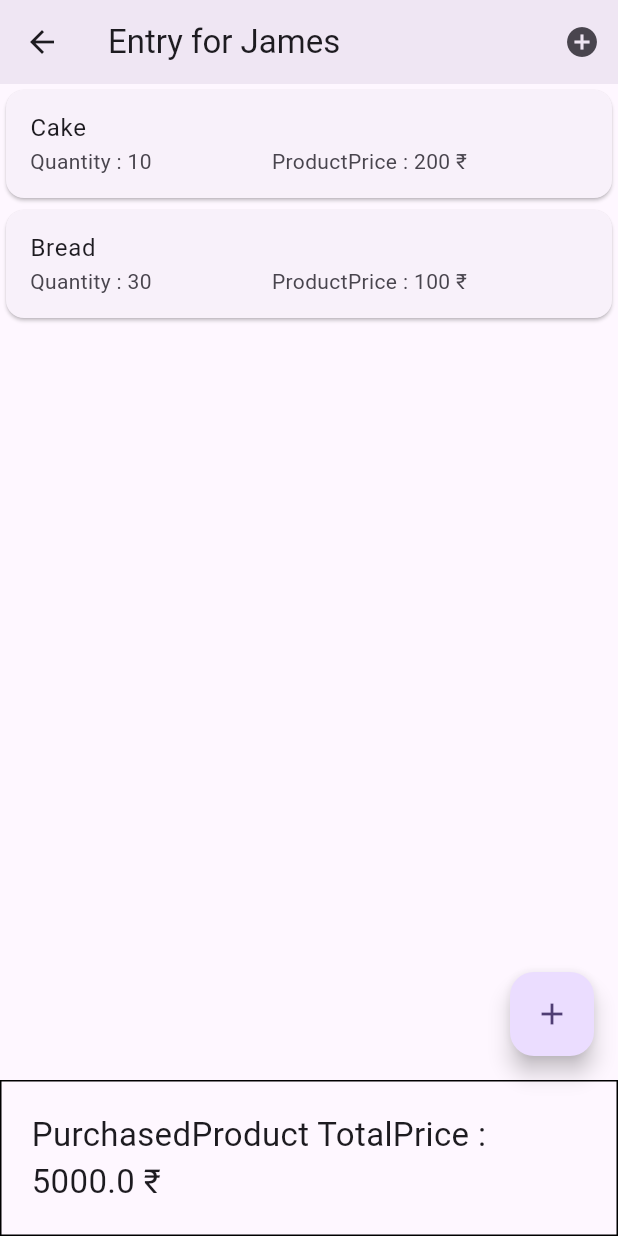
After one commit to tulsi1729/QuickBill, a Flutter app: the ViewCustomers screen opened directly, after a tap on the "delete" icon, after a tap on "James", on a phone screen of 412 x 824 dp. The commit adds this screen. Run offline on Flutter 3.47's test engine with Material 3 defaults, Android fonts, the phone set to English and light mode, and no system bars; our stand-ins replace flutter_riverpod; generated files the repository leaves out were written again.

Commit message:
Customers All Functionality

```diff
--- a/lib/src/categories/presentation/view_categories_notifier.dart
+++ b/lib/src/categories/presentation/view_categories_notifier.dart
@@ -7,9 +7,8 @@ class ViewCategoriesNotifier extends Notifier<List<Category>> {
   @override
   List<Category> build() {
     return <Category>[
-      Category(guid: '1', name: "Cake"),
-      Category(guid: '2', name: "Bread"),
-      Category(guid: '3', name: "Pau"),
+      Category(guid: '1', name: "Birthday Cake"),
+      Category(guid: '2', name: "Marriage Cake"),
     ];
   }
 
--- a/lib/src/customers/presentation/view_customers.dart
+++ b/lib/src/customers/presentation/view_customers.dart
@@ -3,6 +3,7 @@ import 'package:flutter_riverpod/flutter_riverpod.dart';
 import 'package:quick_bill/src/customers/models/customer.dart';
 import 'package:quick_bill/src/customers/presentation/add_customer.dart';
 import 'package:quick_bill/src/customers/presentation/view_customers_notifier.dart';
+import 'package:quick_bill/src/entry/entry.dart';
 import 'package:quick_bill/src/localization/app_localizations_context.dart';
 
 class ViewCustomers extends ConsumerWidget {
@@ -12,19 +13,16 @@ class ViewCustomers extends ConsumerWidget {
   Widget build(BuildContext context, WidgetRef ref) {
     List<Customer> customers = ref.watch(customersProvider);
     return Scaffold(
-      floatingActionButton: FloatingActionButton(
-        onPressed: () {
-          Navigator.push(
-            context,
-            MaterialPageRoute(builder: (context) => const AddCustomer()),
-          );
-        },
-        child: const Icon(Icons.add_box),
-      ),
       appBar: AppBar(
         title: Text(context.l10n.viewCustomersTitle),
         elevation: 5,
       ),
+      floatingActionButton: FloatingActionButton(
+          onPressed: () {
+            Navigator.push(context,
+                MaterialPageRoute(builder: (context) => const AddCustomer()));
+          },
+          child: const Icon(Icons.add)),
       body: Padding(
         padding: const EdgeInsets.all(8.0),
         child: Center(
@@ -35,6 +33,13 @@ class ViewCustomers extends ConsumerWidget {
                   itemBuilder: (context, index) {
                     return Card(
                       child: ListTile(
+                        onTap: () {
+                          Navigator.push(
+                              context,
+                              MaterialPageRoute(
+                                  builder: (context) => Entry(
+                                      customerName: customers[index].name)));
+                        },
                         title: Text(
                           customers[index].name,
                           style: const TextStyle(fontSize: 30),
@@ -51,10 +56,10 @@ class ViewCustomers extends ConsumerWidget {
                                 String message = "";
                                 if (isDeleteDone) {
                                   message = context
-                                      .l10n.categoryRequiredMessageDelete;
+                                      .l10n.customerRequiredMessageDelete;
                                 } else {
                                   message = context
-                                      .l10n.categoryRequiredMessageNotDelete;
+                                      .l10n.customerRequiredMessageNotDelete;
                                 }
 
                                 SnackBar snackBar =
@@ -77,6 +82,18 @@ class ViewCustomers extends ConsumerWidget {
                               },
                               icon: const Icon(Icons.edit),
                             ),
+                            // IconButton(
+                            //   onPressed: () {
+                            //     Navigator.push(
+                            //       context,
+                            //       MaterialPageRoute(
+                            //           builder: (context) => AddEntry(
+                            //                 customerName: customers[index].name,
+                            //               )),
+                            //     );
+                            //   },
+                            //   icon: const Icon(Icons.add_box_sharp),
+                            // ),
                           ],
                         ),
                       ),
--- a/lib/src/customers/presentation/view_customers_notifier.dart
+++ b/lib/src/customers/presentation/view_customers_notifier.dart
@@ -4,7 +4,12 @@ import 'package:quick_bill/src/customers/models/customer.dart';
 class ViewCustomersNotifier extends Notifier<List<Customer>> {
   @override
   List<Customer> build() {
-    return const <Customer>[];
+    return const <Customer>[
+      Customer(guid: "1", name: "Tom"),
+      Customer(guid: "2", name: "James"),
+      Customer(guid: "3", name: "Jack"),
+      Customer(guid: "4", name: "Leo"),
+    ];
   }
 
   void add(Customer newCustomer) {
@@ -23,9 +28,11 @@ class ViewCustomersNotifier extends Notifier<List<Customer>> {
   }
 
   bool delete(Customer customer) {
-    bool deleted = state.remove(customer);
+    List<Customer> temp = [...state];
+    bool isDeleted = temp.remove(customer);
+    state = temp;
     state = [...state];
-    return deleted;
+    return isDeleted;
   }
 }
 
--- /dev/null
+++ b/lib/src/entry/entry.dart
@@ -0,0 +1,87 @@
+import 'package:flutter/cupertino.dart';
+import 'package:flutter/material.dart';
+import 'package:flutter/widgets.dart';
+import 'package:flutter_riverpod/flutter_riverpod.dart';
+import 'package:quick_bill/src/categories/presentation/product_price.dart';
+import 'package:quick_bill/src/entry/add_entry.dart';
+import 'package:quick_bill/src/entry/model/purched_product.dart';
+import 'package:quick_bill/src/entry/presentation/entry_notifier.dart';
+
+class Entry extends ConsumerStatefulWidget {
+  const Entry({super.key, required this.customerName});
+  final String customerName;
+
+  @override
+  ConsumerState<Entry> createState() => EntryState();
+}
+
+class EntryState extends ConsumerState<Entry> {
+  @override
+  Widget build(BuildContext context) {
+    List<PurchasedProduct> purchasedProduct = ref.watch(entryProvider);
+    return Scaffold(
+      appBar: AppBar(
+        title: Text("Entry for ${widget.customerName} "),
+        elevation: 5,
+        actions: [
+          IconButton(
+              onPressed: () {
+                Navigator.push(
+                    context,
+                    MaterialPageRoute(
+                        builder: (context) =>
+                            ProductPrice(customerName: widget.customerName)));
+              },
+              icon: const Icon(Icons.add_circle))
+        ],
+      ),
+      body: Column(
+        children: [
+          Flexible(
+            child: ListView.builder(
+                itemCount: purchasedProduct.length,
+                itemBuilder: ((context, index) {
+                  return Card(
+                    child: ListTile(
+                      title: Text(purchasedProduct[index].productName),
+                      subtitle: Row(
+                        children: [
+                          Text(
+                            'Quantity : ${purchasedProduct[index].quantity}',
+                          ),
+                          const SizedBox(
+                            width: 80,
+                          ),
+                          Text(
+                              'ProductPrice : ${purchasedProduct[index].productPrice.toString()} ₹'),
+                        ],
+                      ),
+                    ),
+                  );
+                })),
+          )
+        ],
+      ),
+      bottomNavigationBar: Container(
+        padding: const EdgeInsets.all(20.0),
+        decoration: BoxDecoration(
+          border: Border.all(),
+        ),
+        child: Text(
+          "PurchasedProduct TotalPrice : ${ref.read(entryProvider).map((product) => product.productPrice * product.quantity).fold(0.0, (previousValue, element) => previousValue + element)} ₹",
+          style: const TextStyle(fontSize: 22),
+        ),
+      ),
+      floatingActionButton: FloatingActionButton(
+          onPressed: () {
+            Navigator.push(
+                context,
+                MaterialPageRoute(
+                    builder: (context) => AddEntry(
+                          customerName: widget.customerName,
+                        )));
+          },
+          child: const Icon(Icons.add)),
+    );
+  }
+}
--- /dev/null
+++ b/lib/src/entry/model/buying_product.dart
@@ -0,0 +1,12 @@
+import 'package:quick_bill/src/products/models/product.dart';
+
+class BuyingProduct extends Product {
+  final int quantity;
+  BuyingProduct({required this.quantity, required Product p})
+      : super(
+          guid: p.guid,
+          name: p.name,
+          price: p.price,
+          categoryGuid: p.categoryGuid,
+        );
+}
--- /dev/null
+++ b/lib/src/entry/model/purched_product.dart
@@ -0,0 +1,11 @@
+class PurchasedProduct {
+  final String customerGuid;
+  final String productName;
+  final int quantity;
+  final int productPrice;
+  const PurchasedProduct(
+      {required this.customerGuid,
+      required this.productName,
+      required this.quantity,
+      required this.productPrice});
+}
--- /dev/null
+++ b/lib/src/entry/presentation/entry_notifier.dart
@@ -0,0 +1,24 @@
+import 'package:flutter_riverpod/flutter_riverpod.dart';
+import 'package:quick_bill/src/entry/model/purched_product.dart';
+
+class ViewEntryNotifier extends Notifier<List<PurchasedProduct>> {
+  @override
+  List<PurchasedProduct> build() {
+    return <PurchasedProduct>[
+      const PurchasedProduct(
+          customerGuid: '1',
+          productName: 'Cake',
+          quantity: 10,
+          productPrice: 200),
+      const PurchasedProduct(
+          customerGuid: '2',
+          productName: 'Bread',
+          quantity: 30,
+          productPrice: 100),
+    ];
+  }
+}
+
+final entryProvider =
+    NotifierProvider<ViewEntryNotifier, List<PurchasedProduct>>(
+        ViewEntryNotifier.new);
--- /dev/null
+++ b/lib/src/entry/presentation/selected_product_provider.dart
@@ -0,0 +1,4 @@
+import 'package:flutter_riverpod/flutter_riverpod.dart';
+import 'package:quick_bill/src/products/models/product.dart';
+
+final selectedProductProvider = StateProvider<Product?>((ref) => null);
--- a/lib/src/products/models/product.dart
+++ b/lib/src/products/models/product.dart
@@ -12,4 +12,8 @@ class Product {
     required this.categoryGuid,
     this.description,
   });
+
+  String toString() {
+    return 'Product{ guid: $guid, name: $name, price: $price, description: $description, categoryGuid: $categoryGuid }';
+  }
 }
```
Also changed, not shown: lib/src/categories/presentation/product_price.dart (added, +81 -0 lines), lib/src/dashboard/presentation/dashboard_screen.dart (+49 -41 lines), lib/src/debug/console_log.dart (added, +7 -0 lines), lib/src/entry/add_entry.dart (added, +200 -0 lines), lib/src/entry/presentation/buying_product_notifier.dart (added, +37 -0 lines), lib/src/localization/app_en.arb (+5 -4 lines), lib/src/products/presentation/view_products.dart (+15 -11 lines), lib/src/products/presentation/view_products_notifier.dart (+12 -1 lines).
